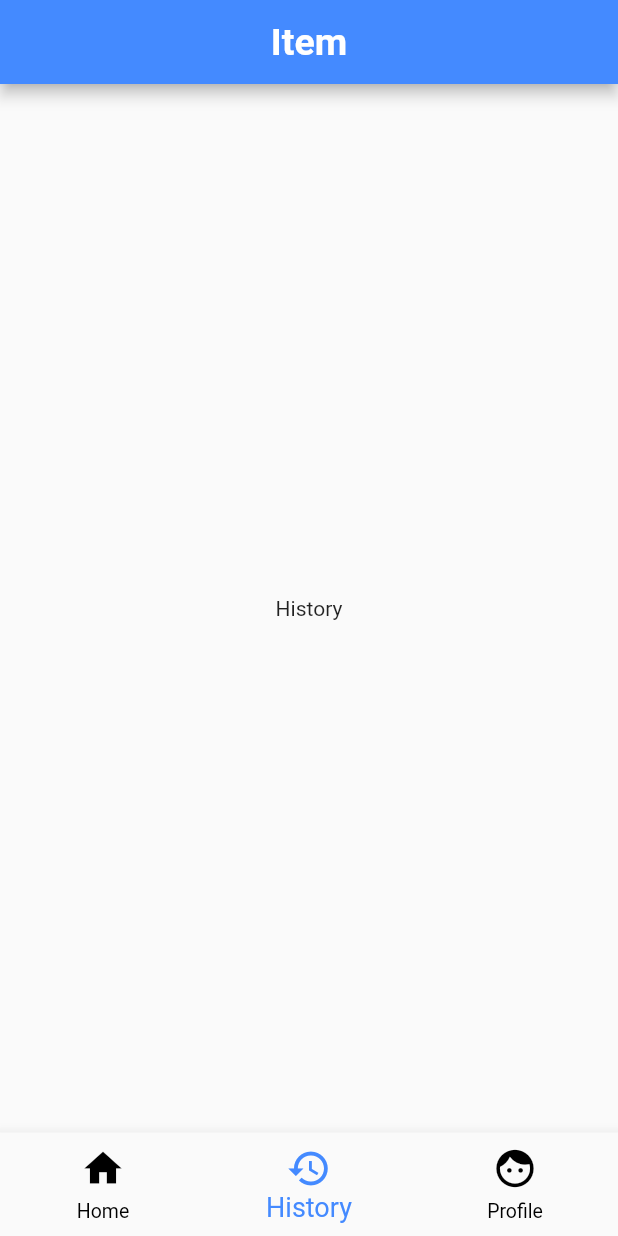
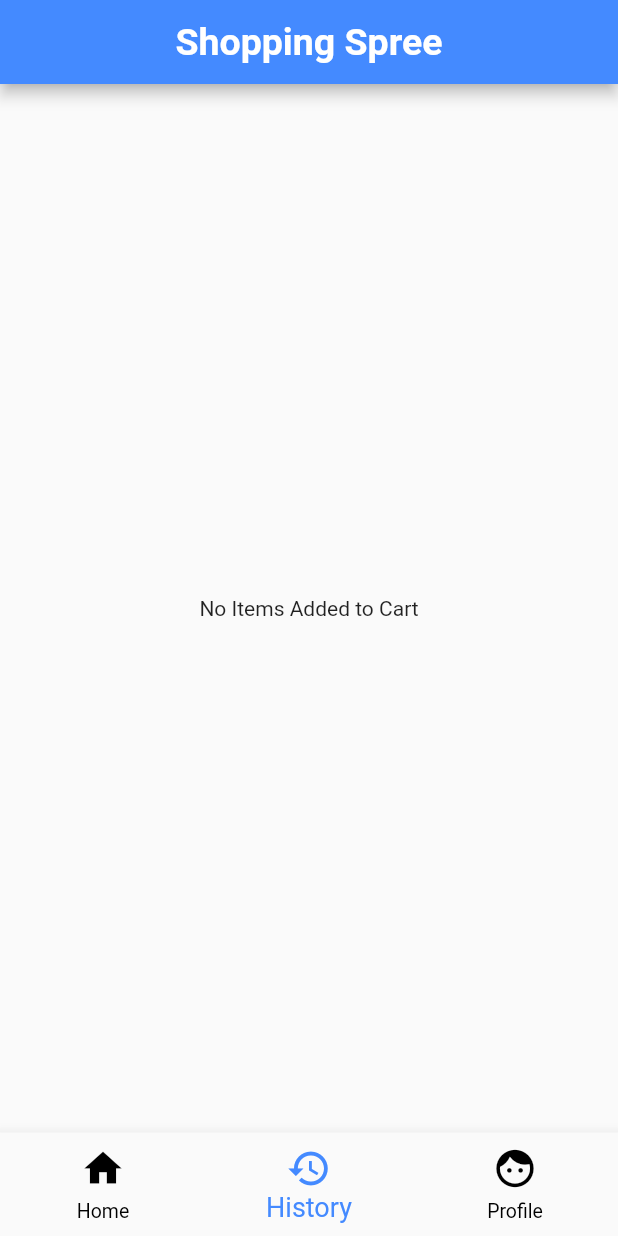
Before and after one commit to nonyx777/Flutter_Assignment_3, a Flutter app: the screen it shows after launch, item 2 of the bottom bar chosen, on a phone screen of 412 x 824 dp. Run offline on Flutter 3.47's test engine with Material 2 defaults, Android fonts, the phone set to English and light mode, and no system bars; our stand-ins replace bloc, dio, equatable, flutter_bloc.

Commit message:
Fully implemented the bloc system for both the home and history page

```diff
--- /dev/null
+++ b/lib/Bloc/Cart/bloc/cart_bloc.dart
@@ -0,0 +1,17 @@
+import 'package:assignment_3/Data/Model/data.dart';
+import 'package:assignment_3/service/addedItems.dart';
+import 'package:bloc/bloc.dart';
+import 'package:equatable/equatable.dart';
+
+part 'cart_event.dart';
+part 'cart_state.dart';
+
+class CartBloc extends Bloc<CartEvent, CartState> {
+  CartBloc() : super(CartInitialState()) {
+    on<GetDataButtonPressed>((event, emit) async {
+      emit(CartLoadingState());
+      List added_items = addedItems;
+      emit(CartSuccessState(added_items));
+    });
+  }
+}
--- /dev/null
+++ b/lib/Bloc/Cart/bloc/cart_event.dart
@@ -0,0 +1,8 @@
+part of 'cart_bloc.dart';
+
+abstract class CartEvent extends Equatable {}
+
+class GetDataButtonPressed extends CartEvent {
+  @override
+  List<Object> get props => [];
+}
--- /dev/null
+++ b/lib/Bloc/Cart/bloc/cart_state.dart
@@ -0,0 +1,33 @@
+part of 'cart_bloc.dart';
+
+abstract class CartState extends Equatable {}
+
+class CartInitialState extends CartState {
+  @override
+  List<Object> get props => [];
+}
+
+class CartLoadingState extends CartState {
+  @override
+  List<Object> get props => [];
+}
+
+class CartSuccessState extends CartState {
+  final List item;
+
+  CartSuccessState(
+    this.item,
+  );
+
+  @override
+  List<Object> get props => [];
+}
+
+class CartFailState extends CartState {
+  String message;
+
+  CartFailState(this.message);
+
+  @override
+  List<Object> get props => [];
+}
--- a/lib/Bloc/Shop/bloc/shop_state.dart
+++ b/lib/Bloc/Shop/bloc/shop_state.dart
@@ -13,7 +13,7 @@ class ShopLoadingState extends ShopState {
 }
 
 class ShopSuccessState extends ShopState {
-  Item item;
+  final List item;
 
   ShopSuccessState(
     this.item,
--- a/lib/Data/Model/data.dart
+++ b/lib/Data/Model/data.dart
@@ -1,25 +1,28 @@
 class Item {
-  int id;
-  String name;
+  String image;
+  String foodTitle;
+  num foodPrice;
 
   Item({
-    required this.id,
-    required this.name,
+    required this.image,
+    required this.foodTitle,
+    required this.foodPrice,
   });
 
   factory Item.fromJson(Map<String, dynamic> json) {
     return Item(
-      id: json['participants'],
-      name: json.containsKey('activity') ? json['activity'] : '',
+      image: json['image'],
+      foodTitle: json['title'],
+      foodPrice: json['price'],
     );
   }
 
-  Map<String, dynamic> toJson() {
-    Map<String, dynamic> json = {};
+  static List itemList(List item) {
+    List items = [];
+    for (var i = 0; i < item.length; i++) {
+      items.add(Item.fromJson(item[i]));
+    }
 
-    json['id'] = id;
-    json['name'] = name;
-
-    return json;
+    return items;
   }
 }
--- a/lib/Presentation/Pages/History.dart
+++ b/lib/Presentation/Pages/History.dart
@@ -1,4 +1,9 @@
+import 'package:assignment_3/Bloc/Cart/bloc/cart_bloc.dart';
+import 'package:assignment_3/Data/Model/data.dart';
+import 'package:assignment_3/Data/Model/item_tile.dart';
+import 'package:assignment_3/service/addedItems.dart';
 import 'package:flutter/material.dart';
+import 'package:flutter_bloc/flutter_bloc.dart';
 
 class History extends StatefulWidget {
   const History({super.key});
@@ -8,16 +13,39 @@ class History extends StatefulWidget {
 }
 
 class _HistoryState extends State<History> {
+  int index = 0;
+
   @override
   Widget build(BuildContext context) {
     return Scaffold(
-      body: Center(
-        child: Column(
-          mainAxisAlignment: MainAxisAlignment.center,
-          children: const [
-            Text("History"),
-          ],
-        ),
+      body: BlocBuilder<CartBloc, CartState>(
+        builder: (context, state) {
+          if (state is CartInitialState) {
+            return Container(
+              height: MediaQuery.of(context).size.height,
+              width: MediaQuery.of(context).size.width,
+              alignment: Alignment.center,
+              child: const Text("No Items Added to Cart"),
+            );
+          } else if (state is CartLoadingState) {
+            return const Center(child: CircularProgressIndicator());
+          } else if (state is CartFailState) {
+            return Text(state.message);
+          } else if (state is CartSuccessState) {
+            return ListView.builder(
+              itemCount: state.item.length,
+              itemBuilder: (context, index) {
+                final Item itemVal = state.item[index];
+                return ItemTile(
+                  image: itemVal.image,
+                  foodTitle: itemVal.foodTitle,
+                  foodPrice: itemVal.foodPrice,
+                );
+              },
+            );
+          }
+          return Container();
+        },
       ),
     );
   }
--- a/lib/Presentation/Pages/Home.dart
+++ b/lib/Presentation/Pages/Home.dart
@@ -15,17 +15,6 @@ class Home extends StatefulWidget {
 
 class _HomeState extends State<Home> {
   int index = 0;
-
-  final List<Item> _items = [
-    Item(id: 1, name: 'Sugar'),
-    Item(id: 2, name: 'Salt'),
-    Item(id: 3, name: 'Apple'),
-    Item(id: 3, name: 'Orange'),
-    Item(id: 3, name: 'Meat'),
-    Item(id: 3, name: 'Vegetables'),
-    Item(id: 3, name: 'Cloth'),
-    Item(id: 3, name: 'Electronics'),
-  ];
 
   @override
   State<Home> createState() => _HomeState();
@@ -52,10 +41,13 @@ class _HomeState extends State<Home> {
             return Text(state.message);
           } else if (state is ShopSuccessState) {
             return ListView.builder(
-              itemCount: _items.length,
+              itemCount: state.item.length,
               itemBuilder: (context, index) {
+                final Item itemVal = state.item[index];
                 return ItemTile(
-                  name: _items[index].name,
+                  image: itemVal.image,
+                  foodTitle: itemVal.foodTitle,
+                  foodPrice: itemVal.foodPrice,
                 );
               },
             );
--- a/lib/main.dart
+++ b/lib/main.dart
@@ -1,3 +1,4 @@
+import 'package:assignment_3/Bloc/Cart/bloc/cart_bloc.dart';
 import 'package:assignment_3/Bloc/Shop/bloc/shop_bloc.dart';
 import 'package:flutter/material.dart';
 import 'package:assignment_3/Presentation/Pages/Home.dart';
@@ -21,15 +22,17 @@ class MyApp extends StatelessWidget {
       theme: ThemeData(
         primarySwatch: Colors.blue,
       ),
-      home: BlocProvider(
-        create: (context) => ShopBloc(),
-        child: const MainPage(),
-      ),
-      routes: <String, WidgetBuilder>{
-        '/home': (BuildContext context) => const Home(),
-        '/history': (BuildContext context) => const History(),
-        '/profile': (BuildContext context) => const Profile(),
-      },
+      home: BlocProvider<ShopBloc>(
+          create: (context) => ShopBloc(),
+          child: BlocProvider<CartBloc>(
+            create: (context) => CartBloc(),
+            child: const MainPage(),
+          )),
+      // routes: <String, WidgetBuilder>{
+      //   '/home': (BuildContext context) => const Home(),
+      //   '/history': (BuildContext context) => const History(),
+      //   '/profile': (BuildContext context) => const Profile(),
+      // },
     );
   }
 }
@@ -62,7 +65,7 @@ class _MainPageState extends State<MainPage> {
     return Scaffold(
       appBar: AppBar(
         title: const Text(
-          "Item",
+          "Shopping Spree",
           style: TextStyle(
             fontSize: 25,
             fontWeight: FontWeight.bold,
--- /dev/null
+++ b/lib/service/addedItems.dart
@@ -0,0 +1 @@
+List addedItems = [];
--- a/lib/service/apiService.dart
+++ b/lib/service/apiService.dart
@@ -4,16 +4,16 @@ import 'package:dio/dio.dart';
 import 'package:http/http.dart' as http;
 
 class ApiServiceProvider {
-  Future<Item?> fetchItem() async {
+  Future<List?> fetchItem() async {
     final response = await http.get(
-      Uri.parse('https://www.boredapi.com/api/activity'),
+      Uri.parse('https://fakestoreapi.com/products'),
       headers: <String, String>{
         'Content-Type': 'application/json; charset=UTF-8',
         'Accept': 'application/json',
       },
     );
     if (response.statusCode == 200) {
-      return Item.fromJson(json.decode(response.body));
+      return Item.itemList(json.decode(response.body));
     } else {
       throw Exception('Failed to load');
     }
```
Also changed, not shown: lib/Data/Model/added_item_tile.dart (added, +46 -0 lines), lib/Data/Model/item_tile.dart (+47 -7 lines).
